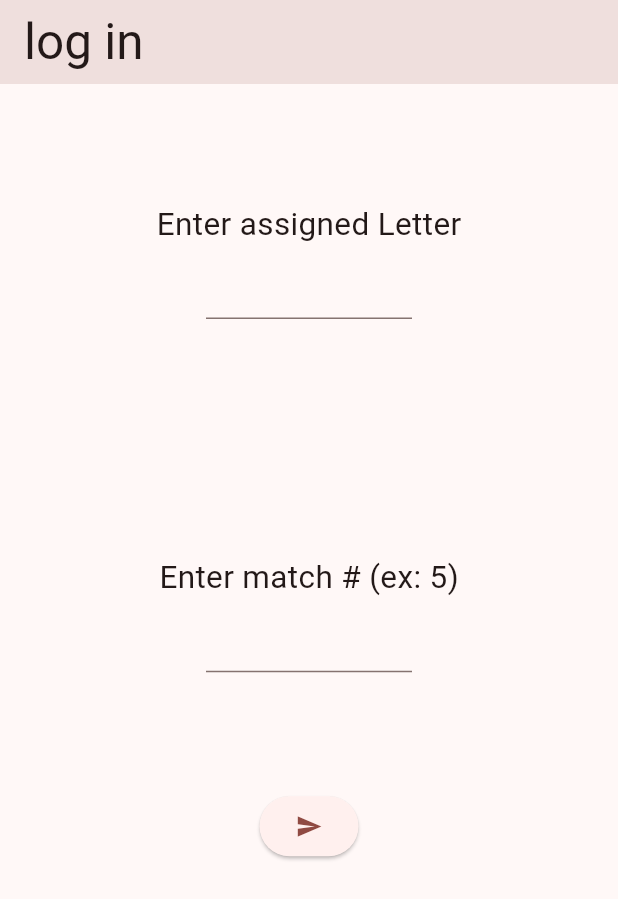
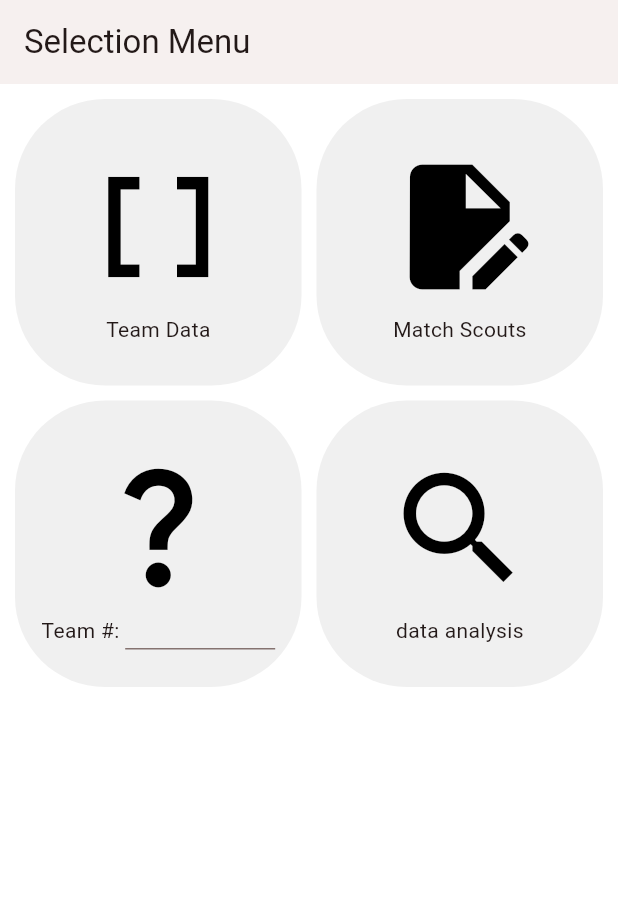
Before and after one commit to john-xu-1/frc1148_2023_scouting_app, a Flutter app: the screen it shows after launch, on a phone screen of 412 x 824 dp. Shown: the top 899 px of the screen. Run offline on Flutter 3.47's test engine with Material 3 defaults, Android fonts, the phone set to English and light mode, and no system bars; missing offline and left inert: gsheets; key blocks and very long unbroken strings in the code were emptied for the run.

Commit message:
entrance page + a bit of refactoring

```diff
--- /dev/null
+++ b/lib/entrance.dart
@@ -0,0 +1,289 @@
+
+import 'package:flutter/foundation.dart';
+import 'package:frc1148_2023_scouting_app/scouting_form.dart';
+import 'package:frc1148_2023_scouting_app/team_display_choice.dart';
+import 'package:frc1148_2023_scouting_app/log_in.dart';
+import 'pit_scouting.dart';
+import 'package:flutter/material.dart';
+
+
+class Entrance extends StatefulWidget {
+  const Entrance({Key? key}) : super(key: key);
+
+  @override
+  _Entrance createState() => _Entrance();
+}
+
+// enum ColorLabel {
+//   Strategy('Blue', Colors.blue),
+//   pink('Pink', Colors.pink),
+//   green('Green', Colors.green),
+//   yellow('Orange', Colors.orange),
+//   grey('Grey', Colors.grey);
+
+//   const ColorLabel(this.label, this.color);
+//   final String label;
+//   final Color color;
+// }
+
+
+
+class _Entrance extends State<Entrance> {
+
+  //ColorLabel? selectedColor;
+  //final TextEditingController colorController = TextEditingController();
+
+  String pitTeam = "";
+
+  @override
+  Widget build(BuildContext context) {
+    return Scaffold(
+      appBar: AppBar(
+        title: const Text("Selection Menu"),
+        backgroundColor: Color.fromARGB(19, 137, 137, 137),
+      ),
+      body: Center(
+      //   child: DropdownMenu<ColorLabel>(
+      //     //initialSelection: ColorLabel.green,
+      //     //enable filter
+      //     //controller: colorController,
+      //     requestFocusOnTap: true,
+      //     label: const Text('Color'),
+      //     onSelected: (ColorLabel? color) {
+      //       setState(() {
+      //         selectedColor = color;
+      //       });
+      //     },
+      //     dropdownMenuEntries: ColorLabel.values
+      //         .map<DropdownMenuEntry<ColorLabel>>(
+      //             (ColorLabel color) {
+      //       return DropdownMenuEntry<ColorLabel>(
+      //         value: color,
+      //         label: color.label,
+      //         enabled: color.label != 'Grey',
+      //         style: MenuItemButton.styleFrom(
+      //           foregroundColor: color.color,
+      //         ),
+      //       );
+      //     }).toList(),
+      //   ),
+        child: Container(
+          color: Colors.white,
+          child: GridView.count(
+          crossAxisCount: 2,
+          padding: const EdgeInsets.all(10),
+          crossAxisSpacing: 10,
+          mainAxisSpacing: 10,
+          children: <Widget>[
+            Container(
+              decoration: ShapeDecoration(
+                shape: RoundedRectangleBorder(
+                  borderRadius: BorderRadius.circular(60.0),
+                ),
+                color: Color.fromARGB(20, 62, 62, 62)
+              ),
+              //color: Colors.grey,
+              child: Column(
+                mainAxisAlignment: MainAxisAlignment.center,
+                children: <Widget>[
+                  IconButton(
+                    iconSize: 100,
+                    onPressed: (){
+                      Navigator.push(
+                        context,
+                        MaterialPageRoute
+                        (
+                          builder: (context) => const team_display_choice(),
+                        )
+                      );
+                    },
+                    icon: const Icon(Icons.data_array),
+                    color: Colors.black,
+                  ),
+                  const Text("Team Data"),
+                ],
+              )
+            ),
+            Container(
+              decoration: ShapeDecoration(
+                shape: RoundedRectangleBorder(
+                  borderRadius: BorderRadius.circular(60.0),
+                ),
+                color: Color.fromARGB(20, 62, 62, 62)
+              ),
+              //color: Colors.grey,
+              child: Column(
+                mainAxisAlignment: MainAxisAlignment.center,
+                children: <Widget>[
+                  IconButton(
+                    iconSize: 100,
+                    onPressed: (){
+                      Navigator.push(
+                        context,
+                        MaterialPageRoute
+                        (
+                          builder: (context) => const log_in(title: "log in"),
+                        )
+                      );
+                    },
+                    icon: const Icon(Icons.edit_document),
+                    color: Colors.black,
+                  ),
+                  const Text("Match Scouts"),
+
+                ],
+              )
+            ),
+            Container(
+              decoration: ShapeDecoration(
+                shape: RoundedRectangleBorder(
+                  borderRadius: BorderRadius.circular(60.0),
+                ),
+                color: Color.fromARGB(20, 62, 62, 62)
+              ),
+              //color: Colors.grey,
+              child: Column(
+                mainAxisAlignment: MainAxisAlignment.center,
+                children: <Widget>[
+                  IconButton(
+                    iconSize: 100,
+                    onPressed: (){
+                      if (pitTeam != ""){
+                        Navigator.push(
+                          context,
+                          MaterialPageRoute
+                          (
+                            builder: (context) => pit_scouting(teamName: pitTeam)
+                          )
+                        );
+                      }
+                    },
+                    icon: const Icon(Icons.question_mark),
+                    color: Colors.black,
+                  ),
+                  Row (
+                    mainAxisAlignment: MainAxisAlignment.center,
+                    children: <Widget> [
+                      const Text("Team #: "),
+                      SizedBox(
+                        height: 25,
+                        width: 100,
+                        child: TextField(
+                          onChanged: (String value){
+                            setState(() {
+                              pitTeam = value;
+                            });
+                          },
+                        )
+                      ),
+                    ],
+                  ),
+
+                ],
+              )
+            ),
+            Container(
+              decoration: ShapeDecoration(
+                shape: RoundedRectangleBorder(
+                  borderRadius: BorderRadius.circular(60.0),
+                ),
+                color: Color.fromARGB(20, 62, 62, 62)
+              ),
+              //color: Colors.grey,
+              child: Column(
+                mainAxisAlignment: MainAxisAlignment.center,
+                children: <Widget>[
+                  IconButton(
+                    iconSize: 100,
+                    onPressed: (){
+                      print ("data analysis");
+                    },
+                    icon: const Icon(Icons.search),
+                    color: Colors.black,
+                  ),
+                  const Text("data analysis"),
+
+
+                ],
+              )
+            ),
+
+
+
+          ],
+
+        ),
+
+        )
+
+
+      ),
+
+
+
+    );
+  }
+}
+
+class DataBlock extends StatelessWidget {
+  const DataBlock({super.key, required this.category, required this.displayIcon});
+  final String category;
+  final Icon displayIcon;
+  @override
+  Widget build(BuildContext context) {
+    return Container();
+    // return Container(
+    //   decoration: ShapeDecoration(
+    //     shape: RoundedRectangleBorder(
+    //       borderRadius: BorderRadius.circular(60.0),
+    //     ),
+    //     color: Color.fromARGB(20, 62, 62, 62)
+    //   ),
+    //   //color: Colors.grey,
+    //   child: Column(
+    //     mainAxisAlignment: MainAxisAlignment.center,
+    //     children: <Widget>[
+    //       IconButton(
+    //         iconSize: 100,
+    //         onPressed: (){
+    //           if (category == "Team Data"){
+    //              Navigator.push(
+    //                 context,
+    //                 MaterialPageRoute
+    //                 (
+    //                   builder: (context) => const team_display_choice(),
+    //                 )
+    //               );
+    //           }
+    //           else if (category == "Pit Scouting"){
+    //               Navigator.push(
+    //                 context,
+    //                 MaterialPageRoute
+    //                 (
+    //                   builder: (context) => const pit_scouting(),
+    //                 )
+    //               );
+    //           }
+    //           else if (category == "Notes"){
+
+    //           }
+    //           else{
+    //             Navigator.push(
+    //                 context,
+    //                 MaterialPageRoute
+    //                 (
+    //                   builder: (context) => const ScoutingForm(),
+    //                 )
+    //               );
+    //           }
+    //         },
+    //         icon: displayIcon,
+    //         color: Colors.black,
+    //       ),
+    //       Text(category),
+    //     ],
+    //   )
+
+    // );
+  }
+}
--- a/lib/log_in.dart
+++ b/lib/log_in.dart
@@ -160,7 +160,7 @@ class _log_in extends State<log_in> {
     double width = MediaQuery.of(context).size.width;
     return Scaffold(
       appBar: AppBar(
-        title: Text("log in", textScaleFactor: 1.5,),
+        title: const Text("match scouting log in",),
         elevation: 21,
       ),
       body: Center(
--- a/lib/main.dart
+++ b/lib/main.dart
@@ -1,4 +1,5 @@
 import 'package:flutter/material.dart';
+import 'package:frc1148_2023_scouting_app/entrance.dart';
 import 'package:frc1148_2023_scouting_app/log_in.dart';
 //import 'package:frc1148_2023_scouting_app/team_display_choice.dart';
 
@@ -18,7 +19,7 @@ class MyApp extends StatelessWidget {
         colorScheme: ColorScheme.fromSeed(seedColor: Colors.red),
         useMaterial3: true,
       ),
-      home: const log_in(title: 'Scouting Home Page'), //const team_display_choice()
+      home: const Entrance(), //const team_display_choice()
     );
   }
 }
--- a/lib/pit_scouting.dart
+++ b/lib/pit_scouting.dart
@@ -1,6 +1,7 @@
 import 'package:flutter/material.dart';
 import 'package:flutter/gestures.dart'; // For TapGestureRecognizer
 import 'package:url_launcher/url_launcher.dart';
+import 'entrance.dart';
 import 'sheetsHelper.dart';
 
 
@@ -247,7 +248,13 @@ class _pit_scouting extends State<pit_scouting> {
             ElevatedButton(
               onPressed: () {
                 _submitForm(0,0);
-
+                Navigator.push(
+                  context,
+                  MaterialPageRoute
+                  (
+                    builder: (context) => const Entrance()
+                  )
+                );
               },
               child: const Icon(Icons.send),
             )
```
